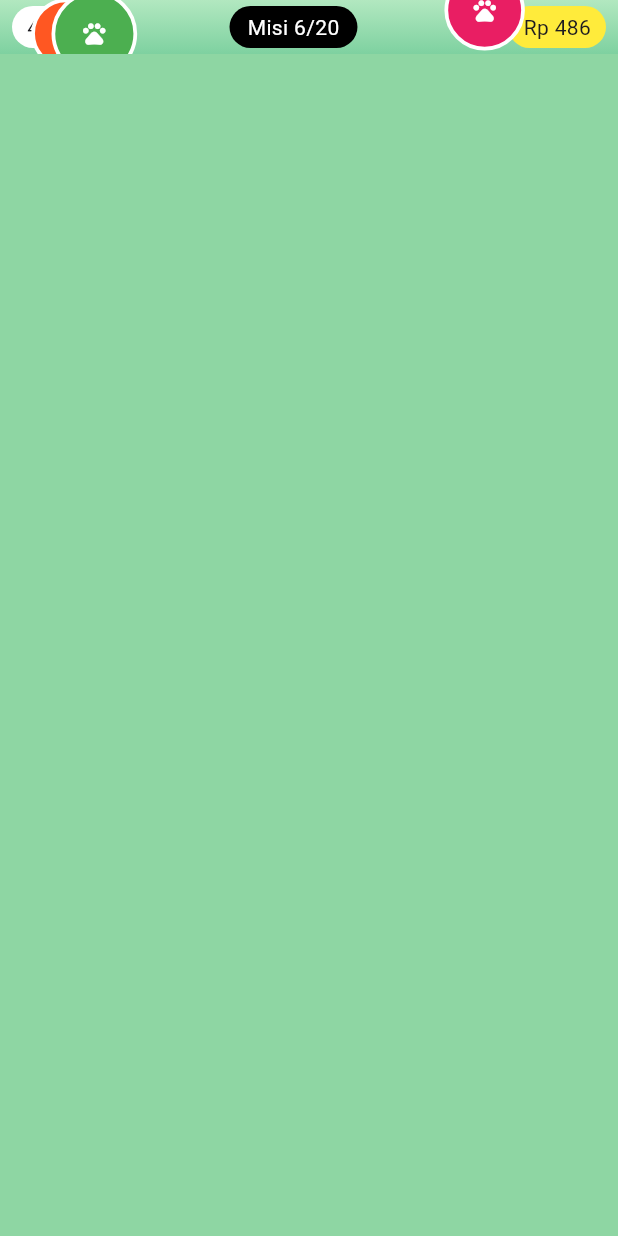
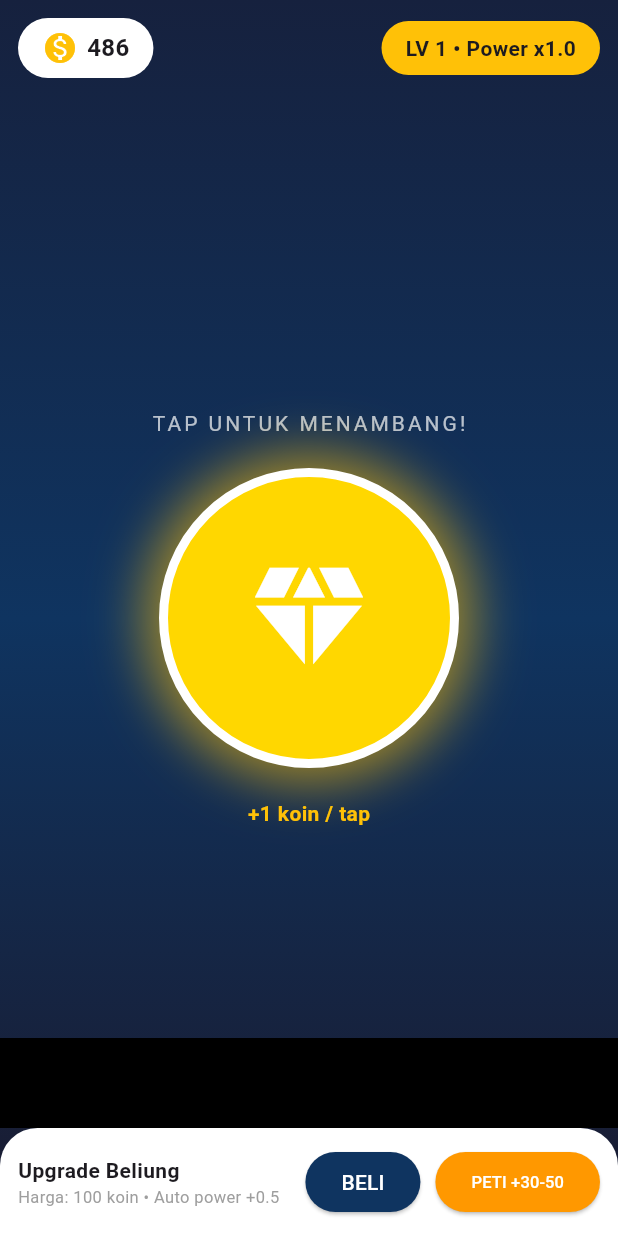
Before and after one commit to rizaldisini22-cmd/mountain-hunter, a Flutter app: the screen it shows after launch, on a phone screen of 412 x 824 dp. Run offline on Flutter 3.47's test engine with Material 3 defaults, Android fonts, the phone set to English and light mode, and no system bars; drawn by our look-alikes of google_mobile_ads; our stand-ins replace shared_preferences; network calls fail.

Commit message:
Update main.dart

```diff
--- a/lib/main.dart
+++ b/lib/main.dart
@@ -2,198 +2,192 @@ import 'dart:async';
 import 'dart:math';
 import 'package:flutter/material.dart';
 import 'package:google_mobile_ads/google_mobile_ads.dart';
+import 'package:shared_preferences/shared_preferences.dart';
 
 void main() {
   WidgetsFlutterBinding.ensureInitialized();
   MobileAds.instance.initialize();
-  runApp(const MyApp());
+  runApp(const GoldMinerApp());
 }
 
-class MyApp extends StatelessWidget {
-  const MyApp({super.key});
+class GoldMinerApp extends StatelessWidget {
+  const GoldMinerApp({super.key});
   @override
   Widget build(BuildContext context) {
-    return MaterialApp(debugShowCheckedModeBanner: false, home: const BubbleCuanVideo());
+    return MaterialApp(
+      debugShowCheckedModeBanner: false,
+      theme: ThemeData(fontFamily: 'Roboto'),
+      home: const GameScreen(),
+    );
   }
 }
 
-class Bubble {
-  double x, y, size, speed, wobble;
-  Color color;
-  Bubble({required this.x, required this.y, required this.size, required this.speed, required this.color, required this.wobble});
+class GameScreen extends StatefulWidget {
+  const GameScreen({super.key});
+  @override
+  State<GameScreen> createState() => _GameScreenState();
 }
 
-class BubbleCuanVideo extends StatefulWidget {
-  const BubbleCuanVideo({super.key});
-  @override
-  State<BubbleCuanVideo> createState() => _BubbleCuanVideoState();
-}
+class _GameScreenState extends State<GameScreen> with TickerProviderStateMixin {
+  int coins = 0;
+  int totalTap = 0;
+  int level = 1;
+  double miningPower = 1;
+  List<Offset> floatCoins = [];
 
-class _BubbleCuanVideoState extends State<BubbleCuanVideo> {
-  int coins = 486;
-  int misi = 6;
-  List<Bubble> bubbles = [];
-  Random rand = Random();
-  Timer? spawnTimer;
-  Timer? loopTimer;
   BannerAd? bannerAd;
   RewardedAd? rewardedAd;
+  InterstitialAd? interstitialAd;
+  int tapCountForInter = 0;
 
-  final List<Color> colors = [
-    Color(0xFFFFC107), Color(0xFF4CAF50), Color(0xFFE91E63),
-    Color(0xFF03A9F4), Color(0xFF9C27B0), Color(0xFFFF5722),
-  ];
+  late AnimationController _bounceController;
+  late Animation<double> _bounceAnim;
 
   @override
   void initState() {
     super.initState();
-    bannerAd = BannerAd(
-      adUnitId: 'ca-app-pub-3940256099942544/6300978111',
-      size: AdSize.banner,
-      request: const AdRequest(),
-      listener: const BannerAdListener()
-    )..load();
-    loadRewarded();
-    for (int i = 0; i != 20; i++) {
-      spawnBubble(initial: true);
-    }
-    spawnTimer = Timer.periodic(Duration(milliseconds: 300), (t) {
-      spawnBubble();
-    });
-    loopTimer = Timer.periodic(Duration(milliseconds: 16), (t) {
-      updateBubbles();
+    _bounceController = AnimationController(vsync: this, duration: Duration(milliseconds: 150));
+    _bounceAnim = Tween<double>(begin: 1.0, end: 0.9).animate(CurvedAnimation(parent: _bounceController, curve: Curves.easeOut));
+    loadData();
+    loadAds();
+  }
+
+  Future<void> loadData() async {
+    final prefs = await SharedPreferences.getInstance();
+    setState(() {
+      coins = prefs.getInt('coins')?? 486;
+      level = prefs.getInt('level')?? 1;
+      miningPower = prefs.getDouble('power')?? 1;
     });
   }
 
-  void loadRewarded() {
-    RewardedAd.load(
-      adUnitId: 'ca-app-pub-3940256099942544/5224354917',
-      request: const AdRequest(),
-      rewardedAdLoadCallback: RewardedAdLoadCallback(
-        onAdLoaded: (ad) {
-          rewardedAd = ad;
-        },
-        onAdFailedToLoad: (e) {
-          print('gagal');
-        },
-      ),
-    );
+  Future<void> saveData() async {
+    final prefs = await SharedPreferences.getInstance();
+    prefs.setInt('coins', coins);
+    prefs.setInt('level', level);
+    prefs.setDouble('power', miningPower);
   }
 
-  void spawnBubble({bool initial = false}) {
-    if (bubbles.length.compareTo(25) == 1) return;
-    setState(() {
-      bubbles.add(Bubble(
-        x: rand.nextDouble(),
-        y: initial ? rand.nextDouble() * 1.2 : 1.15,
-        size: 42 + rand.nextDouble() * 18,
-        speed: 0.003 + rand.nextDouble() * 0.006,
-        color: colors[rand.nextInt(colors.length)],
-        wobble: rand.nextDouble() * 6,
-      ));
-    });
+  void loadAds() {
+    BannerAd(adUnitId: 'ca-app-pub-3940256099942544/6300978111', size: AdSize.banner, request: AdRequest(), listener: BannerAdListener()).load().then((ad) {}); // simplified
+    bannerAd = BannerAd(adUnitId: 'ca-app-pub-3940256099942544/6300978111', size: AdSize.banner, request: AdRequest(), listener: BannerAdListener(onAdLoaded: (ad)=>setState((){})))..load();
+
+    RewardedAd.load(adUnitId: 'ca-app-pub-3940256099942544/5224354917', request: AdRequest(), rewardedAdLoadCallback: RewardedAdLoadCallback(onAdLoaded: (ad)=>rewardedAd=ad, onAdFailedToLoad: (e)=>{}));
+    InterstitialAd.load(adUnitId: 'ca-app-pub-3940256099942544/1033173712', request: AdRequest(), adLoadCallback: InterstitialAdLoadCallback(onAdLoaded: (ad)=>interstitialAd=ad, onAdFailedToLoad: (e)=>{}));
   }
 
-  void updateBubbles() {
+  void onTapMine(Offset pos) {
+    _bounceController.forward().then((_)=>_bounceController.reverse());
     setState(() {
-      for (var b in bubbles) {
-        b.y -= b.speed;
-        b.wobble += 0.05;
-        b.x += sin(b.wobble) * 0.002;
-      }
-      bubbles.removeWhere((b) {
-        return b.y.compareTo(-0.2) == -1;
-      });
+      int earn = miningPower.toInt();
+      coins += earn;
+      totalTap++;
+      tapCountForInter++;
+      floatCoins.add(pos);
     });
-  }
+    saveData();
+    Future.delayed(Duration(milliseconds: 800), ()=>setState(()=>floatCoins.removeAt(0)));
 
-  void tapBubble(int index) {
-    setState(() {
-      coins += 1;
-      bubbles.removeAt(index);
-    });
-    if (rewardedAd != null) {
-      rewardedAd!.fullScreenContentCallback = FullScreenContentCallback(
-        onAdDismissedFullScreenContent: (ad) {
-          ad.dispose();
-          loadRewarded();
-        },
-        onAdFailedToShowFullScreenContent: (ad, e) {
-          ad.dispose();
-          loadRewarded();
-        },
-      );
-      rewardedAd!.show(
-        onUserEarnedReward: (ad, reward) {
-          int bonus = 30 + rand.nextInt(21);
-          setState(() {
-            coins += bonus;
-          });
-        },
-      );
-      rewardedAd = null;
-    } else {
-      loadRewarded();
+    // Setiap 10 tap muncul kesempatan iklan rewarded 30-50 koin
+    if(totalTap % 10 == 0) showRewardChest();
+
+    // Interstitial tiap 25 tap biar aman AdMob
+    if(tapCountForInter >= 25 && interstitialAd!= null){
+      interstitialAd!.show();
+      tapCountForInter = 0;
+      InterstitialAd.load(adUnitId: 'ca-app-pub-3940256099942544/1033173712', request: AdRequest(), adLoadCallback: InterstitialAdLoadCallback(onAdLoaded: (ad)=>interstitialAd=ad, onAdFailedToLoad: (e)=>{}));
     }
   }
 
-  @override
-  void dispose() {
-    spawnTimer?.cancel();
-    loopTimer?.cancel();
-    bannerAd?.dispose();
-    rewardedAd?.dispose();
-    super.dispose();
+  void showRewardChest(){
+    showDialog(context: context, builder: (c)=>AlertDialog(
+      shape: RoundedRectangleBorder(borderRadius: BorderRadius.circular(20)),
+      title: Text('🎉 PETI HARTA DITEMUKAN!'),
+      content: Text('Nonton iklan 15 detik untuk dapat 30-50 koin bonus!'),
+      actions: [
+        TextButton(onPressed: ()=>Navigator.pop(c), child: Text('Nanti')),
+        ElevatedButton(
+          style: ElevatedButton.styleFrom(backgroundColor: Colors.orange),
+          onPressed: (){
+            Navigator.pop(c);
+            if(rewardedAd!= null){
+              rewardedAd!.show(onUserEarnedReward: (ad, r){
+                int bonus = 30 + Random().nextInt(21);
+                setState(()=>coins+=bonus);
+                saveData();
+                ScaffoldMessenger.of(context).showSnackBar(SnackBar(content: Text('Dapat bonus +$bonus koin!')));
+              });
+              RewardedAd.load(adUnitId: 'ca-app-pub-3940256099942544/5224354917', request: AdRequest(), rewardedAdLoadCallback: RewardedAdLoadCallback(onAdLoaded: (ad)=>rewardedAd=ad, onAdFailedToLoad: (e)=>{}));
+            }
+          },
+          child: Text('TONTON IKLAN +30-50', style: TextStyle(color: Colors.white)),
+        )
+      ],
+    ));
+  }
+
+  void buyUpgrade(){
+    if(coins >= level*100){
+      setState((){coins-=level*100; level++; miningPower+=0.5;});
+      saveData();
+    }
   }
 
   @override
   Widget build(BuildContext context) {
     return Scaffold(
-      backgroundColor: Color(0xFF8ED6A3),
-      body: Container(
-        decoration: BoxDecoration(
-          gradient: LinearGradient(begin: Alignment.topCenter, end: Alignment.bottomCenter, colors: [Color(0xFFB2E8C0), Color(0xFF7ED1A0)]),
-        ),
-        child: Stack(
-          children: [
-            SafeArea(
-              child: Padding(
-                padding: EdgeInsets.symmetric(horizontal: 8, vertical: 4),
-                child: Row(
-                  mainAxisAlignment: MainAxisAlignment.spaceBetween,
-                  children: [
-                    Container(padding: EdgeInsets.symmetric(horizontal: 10, vertical: 4), decoration: BoxDecoration(color: Colors.white, borderRadius: BorderRadius.circular(20)), child: Text('$coins')),
-                    Container(padding: EdgeInsets.symmetric(horizontal: 12, vertical: 4), decoration: BoxDecoration(color: Colors.black, borderRadius: BorderRadius.circular(20)), child: Text('Misi $misi/20', style: TextStyle(color: Colors.white))),
-                    Container(padding: EdgeInsets.symmetric(horizontal: 10, vertical: 4), decoration: BoxDecoration(color: Colors.yellow, borderRadius: BorderRadius.circular(20)), child: Text('Rp $coins')),
-                  ],
+      backgroundColor: Color(0xFF1A1A2E),
+      body: Stack(
+        children: [
+          // Background tambang
+          Container(
+            decoration: BoxDecoration(gradient: LinearGradient(begin: Alignment.topCenter, end: Alignment.bottomCenter, colors: [Color(0xFF16213E), Color(0xFF0F3460), Color(0xFF1A1A2E)])),
+          ),
+          // Header
+          SafeArea(child: Padding(padding: EdgeInsets.all(12), child: Row(mainAxisAlignment: MainAxisAlignment.spaceBetween, children: [
+            Container(padding: EdgeInsets.symmetric(horizontal:16, vertical:8), decoration: BoxDecoration(color: Colors.white, borderRadius: BorderRadius.circular(30)), child: Row(children:[Icon(Icons.monetization_on, color: Colors.amber), SizedBox(width:6), Text('$coins', style: TextStyle(fontWeight: FontWeight.bold, fontSize:16))])),
+            Container(padding: EdgeInsets.symmetric(horizontal:16, vertical:8), decoration: BoxDecoration(color: Colors.amber, borderRadius: BorderRadius.circular(30)), child: Text('LV $level • Power x${miningPower.toStringAsFixed(1)}', style: TextStyle(fontWeight: FontWeight.bold))),
+          ]))),
+
+          // Area Game
+          Center(
+            child: Column(mainAxisAlignment: MainAxisAlignment.center, children: [
+              Text('TAP UNTUK MENAMBANG!', style: TextStyle(color: Colors.white70, letterSpacing: 2)),
+              SizedBox(height: 20),
+              ScaleTransition(
+                scale: _bounceAnim,
+                child: GestureDetector(
+                  onTapDown: (d)=>onTapMine(d.globalPosition),
+                  child: Container(
+                    width: 200, height: 200,
+                    decoration: BoxDecoration(color: Color(0xFFFFD700), shape: BoxShape.circle, border: Border.all(color: Colors.white, width: 6), boxShadow: [BoxShadow(color: Colors.amber.withOpacity(0.6), blurRadius: 30, spreadRadius: 10)]),
+                    child: Icon(Icons.diamond, size: 90, color: Colors.white),
+                  ),
                 ),
               ),
-            ),
-            ...bubbles.asMap().entries.map((e) {
-              int idx = e.key;
-              Bubble b = e.value;
-              return Positioned(
-                left: MediaQuery.of(context).size.width * b.x - b.size / 2,
-                top: MediaQuery.of(context).size.height * b.y,
-                child: GestureDetector(
-                  onTap: () {
-                    tapBubble(idx);
-                  },
-                  child: Container(
-                    width: b.size,
-                    height: b.size,
-                    decoration: BoxDecoration(color: b.color, shape: BoxShape.circle, border: Border.all(color: Colors.white, width: 2.5)),
-                    child: Center(child: Icon(Icons.pets, color: Colors.white, size: 18)),
-                  ),
-                ),
-              );
-            }).toList(),
-            Positioned(
-              bottom: 0, left: 0, right: 0,
-              child: bannerAd != null ? SizedBox(height: bannerAd!.size.height.toDouble(), child: AdWidget(ad: bannerAd!)) : SizedBox(),
-            ),
-          ],
-        ),
+              SizedBox(height: 20),
+              Text('+${miningPower.toInt()} koin / tap', style: TextStyle(color: Colors.amber, fontWeight: FontWeight.bold)),
+            ]),
+          ),
+
+          // Floating +1 animation
+         ...floatCoins.map((p)=>Positioned(left: p.dx, top: p.dy-20, child: TweenAnimationBuilder<double>(tween: Tween(begin:0,end:1), duration: Duration(milliseconds:800), builder:(c,v,child){return Opacity(opacity: 1-v, child: Transform.translate(offset: Offset(0,-v*50), child: Text('+${miningPower.toInt()}', style: TextStyle(color: Colors.yellow, fontWeight: FontWeight.bold, fontSize:18))));}))),
+
+          // Bottom Menu kayak game umum
+          Positioned(bottom: 0, left:0, right:0, child: Column(children:[
+            if(bannerAd!=null) Container(height:60, color: Colors.black, child: AdWidget(ad: bannerAd!)),
+            Container(
+              padding: EdgeInsets.all(12),
+              decoration: BoxDecoration(color: Colors.white, borderRadius: BorderRadius.vertical(top: Radius.circular(25))),
+              child: Row(children:[
+                Expanded(child: Column(crossAxisAlignment: CrossAxisAlignment.start, children:[Text('Upgrade Beliung', style:TextStyle(fontWeight: FontWeight.bold)), Text('Harga: ${level*100} koin • Auto power +0.5', style:TextStyle(fontSize:11, color: Colors.grey))]) ),
+                ElevatedButton(onPressed: buyUpgrade, style: ElevatedButton.styleFrom(backgroundColor: Color(0xFF0F3460), shape: RoundedRectangleBorder(borderRadius: BorderRadius.circular(20))), child: Text('BELI', style: TextStyle(color: Colors.white))),
+                SizedBox(width: 10),
+                ElevatedButton(onPressed: showRewardChest, style: ElevatedButton.styleFrom(backgroundColor: Colors.orange, shape: RoundedRectangleBorder(borderRadius: BorderRadius.circular(20))), child: Text('PETI +30-50', style: TextStyle(color: Colors.white, fontSize: 11))),
+              ]),
+            )
+          ]))
+        ],
       ),
     );
   }
```
